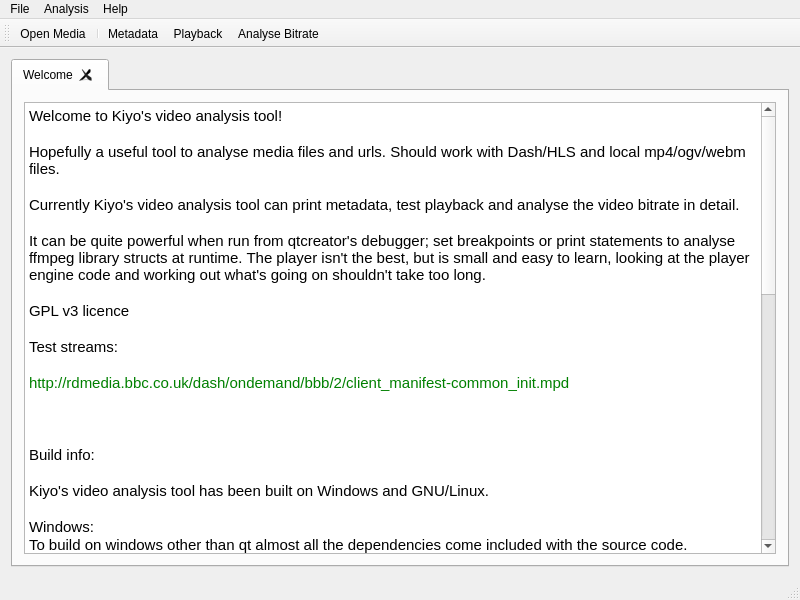
The window that src/qtWidgets/mainWindow.ui (kiyoMatsui/kiyosVideoAnalysisTool) describes before a commit, drawn with Qt 5.
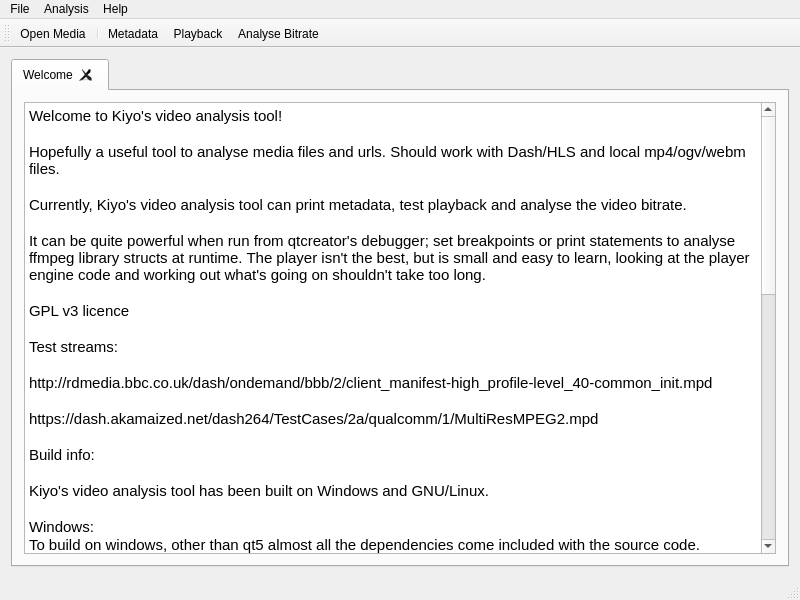
The same window after the commit. Icons and pictures are not drawn.

Patch:
```diff
--- a/src/qtWidgets/mainWindow.ui
+++ b/src/qtWidgets/mainWindow.ui
@@ -46,40 +46,40 @@
            <string>&lt;!DOCTYPE HTML PUBLIC &quot;-//W3C//DTD HTML 4.0//EN&quot; &quot;http://www.w3.org/TR/REC-html40/strict.dtd&quot;&gt;
 &lt;html&gt;&lt;head&gt;&lt;meta name=&quot;qrichtext&quot; content=&quot;1&quot; /&gt;&lt;style type=&quot;text/css&quot;&gt;
 p, li { white-space: pre-wrap; }
-&lt;/style&gt;&lt;/head&gt;&lt;body style=&quot; font-family:'Noto Sans'; font-size:10pt; font-weight:400; font-style:normal;&quot;&gt;
+&lt;/style&gt;&lt;/head&gt;&lt;body style=&quot; font-family:'MS Shell Dlg 2'; font-size:8.1pt; font-weight:400; font-style:normal;&quot;&gt;
 &lt;p style=&quot; margin-top:0px; margin-bottom:0px; margin-left:0px; margin-right:0px; -qt-block-indent:0; text-indent:0px;&quot;&gt;&lt;span style=&quot; font-family:'Ubuntu'; font-size:11pt;&quot;&gt;Welcome to Kiyo's video analysis tool!&lt;/span&gt;&lt;/p&gt;
 &lt;p style=&quot;-qt-paragraph-type:empty; margin-top:0px; margin-bottom:0px; margin-left:0px; margin-right:0px; -qt-block-indent:0; text-indent:0px; font-family:'Ubuntu'; font-size:11pt;&quot;&gt;&lt;br /&gt;&lt;/p&gt;
 &lt;p style=&quot; margin-top:0px; margin-bottom:0px; margin-left:0px; margin-right:0px; -qt-block-indent:0; text-indent:0px;&quot;&gt;&lt;span style=&quot; font-family:'Ubuntu'; font-size:11pt;&quot;&gt;Hopefully a useful tool to analyse media files and urls. Should work with Dash/HLS and local mp4/ogv/webm files.&lt;/span&gt;&lt;/p&gt;
 &lt;p style=&quot;-qt-paragraph-type:empty; margin-top:0px; margin-bottom:0px; margin-left:0px; margin-right:0px; -qt-block-indent:0; text-indent:0px; font-family:'Ubuntu'; font-size:11pt;&quot;&gt;&lt;br /&gt;&lt;/p&gt;
-&lt;p style=&quot; margin-top:0px; margin-bottom:0px; margin-left:0px; margin-right:0px; -qt-block-indent:0; text-indent:0px;&quot;&gt;&lt;span style=&quot; font-family:'Ubuntu'; font-size:11pt;&quot;&gt;Currently Kiyo's video analysis tool can print metadata, test playback and analyse the video bitrate in detail.&lt;/span&gt;&lt;/p&gt;
+&lt;p style=&quot; margin-top:0px; margin-bottom:0px; margin-left:0px; margin-right:0px; -qt-block-indent:0; text-indent:0px;&quot;&gt;&lt;span style=&quot; font-family:'Ubuntu'; font-size:11pt;&quot;&gt;Currently, Kiyo's video analysis tool can print metadata, test playback and analyse the video bitrate.&lt;/span&gt;&lt;/p&gt;
 &lt;p style=&quot;-qt-paragraph-type:empty; margin-top:0px; margin-bottom:0px; margin-left:0px; margin-right:0px; -qt-block-indent:0; text-indent:0px; font-family:'Ubuntu'; font-size:11pt;&quot;&gt;&lt;br /&gt;&lt;/p&gt;
 &lt;p style=&quot; margin-top:0px; margin-bottom:0px; margin-left:0px; margin-right:0px; -qt-block-indent:0; text-indent:0px;&quot;&gt;&lt;span style=&quot; font-family:'Ubuntu'; font-size:11pt;&quot;&gt;It can be quite powerful when run from qtcreator's debugger; set breakpoints or print statements to analyse ffmpeg library structs at runtime. The player isn't the best, but is small and easy to learn, looking at the player engine code and working out what's going on shouldn't take too long.&lt;/span&gt;&lt;/p&gt;
 &lt;p style=&quot;-qt-paragraph-type:empty; margin-top:0px; margin-bottom:0px; margin-left:0px; margin-right:0px; -qt-block-indent:0; text-indent:0px; font-family:'Ubuntu'; font-size:11pt;&quot;&gt;&lt;br /&gt;&lt;/p&gt;
 &lt;p style=&quot; margin-top:0px; margin-bottom:0px; margin-left:0px; margin-right:0px; -qt-block-indent:0; text-indent:0px;&quot;&gt;&lt;span style=&quot; font-family:'Ubuntu'; font-size:11pt;&quot;&gt;GPL v3 licence&lt;/span&gt;&lt;/p&gt;
 &lt;p style=&quot;-qt-paragraph-type:empty; margin-top:0px; margin-bottom:0px; margin-left:0px; margin-right:0px; -qt-block-indent:0; text-indent:0px; font-family:'Ubuntu'; font-size:11pt;&quot;&gt;&lt;br /&gt;&lt;/p&gt;
 &lt;p style=&quot; margin-top:0px; margin-bottom:0px; margin-left:0px; margin-right:0px; -qt-block-indent:0; text-indent:0px;&quot;&gt;&lt;span style=&quot; font-family:'Ubuntu'; font-size:11pt;&quot;&gt;Test streams:&lt;/span&gt;&lt;/p&gt;
-&lt;p style=&quot;-qt-paragraph-type:empty; margin-top:0px; margin-bottom:0px; margin-left:0px; margin-right:0px; -qt-block-indent:0; text-indent:0px; font-family:'Ubuntu'; font-size:11pt; color:#008000;&quot;&gt;&lt;br /&gt;&lt;/p&gt;
-&lt;p style=&quot; margin-top:0px; margin-bottom:0px; margin-left:0px; margin-right:0px; -qt-block-indent:0; text-indent:0px;&quot;&gt;&lt;span style=&quot; font-family:'Ubuntu'; font-size:11pt; color:#008000;&quot;&gt;http://rdmedia.bbc.co.uk/dash/ondemand/bbb/2/client_manifest-common_init.mpd&lt;/span&gt;&lt;/p&gt;
-&lt;p style=&quot;-qt-paragraph-type:empty; margin-top:0px; margin-bottom:0px; margin-left:0px; margin-right:0px; -qt-block-indent:0; text-indent:0px; font-family:'Ubuntu'; font-size:11pt; color:#008000;&quot;&gt;&lt;br /&gt;&lt;/p&gt;
-&lt;p style=&quot;-qt-paragraph-type:empty; margin-top:0px; margin-bottom:0px; margin-left:0px; margin-right:0px; -qt-block-indent:0; text-indent:0px; font-family:'Ubuntu'; font-size:11pt; color:#008000;&quot;&gt;&lt;br /&gt;&lt;/p&gt;
+&lt;p style=&quot;-qt-paragraph-type:empty; margin-top:0px; margin-bottom:0px; margin-left:0px; margin-right:0px; -qt-block-indent:0; text-indent:0px; font-family:'Ubuntu'; font-size:11pt;&quot;&gt;&lt;br /&gt;&lt;/p&gt;
+&lt;p style=&quot; margin-top:0px; margin-bottom:0px; margin-left:0px; margin-right:0px; -qt-block-indent:0; text-indent:0px;&quot;&gt;&lt;span style=&quot; font-family:'Ubuntu'; font-size:11pt;&quot;&gt;http://rdmedia.bbc.co.uk/dash/ondemand/bbb/2/client_manifest-high_profile-level_40-common_init.mpd&lt;/span&gt;&lt;/p&gt;
+&lt;p style=&quot;-qt-paragraph-type:empty; margin-top:0px; margin-bottom:0px; margin-left:0px; margin-right:0px; -qt-block-indent:0; text-indent:0px; font-family:'Ubuntu'; font-size:11pt;&quot;&gt;&lt;br /&gt;&lt;/p&gt;
+&lt;p style=&quot; margin-top:0px; margin-bottom:0px; margin-left:0px; margin-right:0px; -qt-block-indent:0; text-indent:0px;&quot;&gt;&lt;span style=&quot; font-family:'Ubuntu'; font-size:11pt;&quot;&gt;https://dash.akamaized.net/dash264/TestCases/2a/qualcomm/1/MultiResMPEG2.mpd&lt;/span&gt;&lt;/p&gt;
 &lt;p style=&quot;-qt-paragraph-type:empty; margin-top:0px; margin-bottom:0px; margin-left:0px; margin-right:0px; -qt-block-indent:0; text-indent:0px; font-family:'Ubuntu'; font-size:11pt; color:#008000;&quot;&gt;&lt;br /&gt;&lt;/p&gt;
 &lt;p style=&quot; margin-top:0px; margin-bottom:0px; margin-left:0px; margin-right:0px; -qt-block-indent:0; text-indent:0px;&quot;&gt;&lt;span style=&quot; font-family:'Ubuntu'; font-size:11pt;&quot;&gt;Build info:&lt;/span&gt;&lt;/p&gt;
 &lt;p style=&quot;-qt-paragraph-type:empty; margin-top:0px; margin-bottom:0px; margin-left:0px; margin-right:0px; -qt-block-indent:0; text-indent:0px; font-family:'Ubuntu'; font-size:11pt;&quot;&gt;&lt;br /&gt;&lt;/p&gt;
 &lt;p style=&quot; margin-top:0px; margin-bottom:0px; margin-left:0px; margin-right:0px; -qt-block-indent:0; text-indent:0px;&quot;&gt;&lt;span style=&quot; font-family:'Ubuntu'; font-size:11pt;&quot;&gt;Kiyo's video analysis tool has been built on Windows and GNU/Linux.&lt;/span&gt;&lt;/p&gt;
 &lt;p style=&quot;-qt-paragraph-type:empty; margin-top:0px; margin-bottom:0px; margin-left:0px; margin-right:0px; -qt-block-indent:0; text-indent:0px; font-family:'Ubuntu'; font-size:11pt;&quot;&gt;&lt;br /&gt;&lt;/p&gt;
 &lt;p style=&quot; margin-top:0px; margin-bottom:0px; margin-left:0px; margin-right:0px; -qt-block-indent:0; text-indent:0px;&quot;&gt;&lt;span style=&quot; font-family:'Ubuntu'; font-size:11pt;&quot;&gt;Windows:&lt;/span&gt;&lt;/p&gt;
-&lt;p style=&quot; margin-top:0px; margin-bottom:0px; margin-left:0px; margin-right:0px; -qt-block-indent:0; text-indent:0px;&quot;&gt;&lt;span style=&quot; font-family:'Ubuntu'; font-size:11pt;&quot;&gt;To build on windows other than qt almost all the dependencies come included with the source code.&lt;/span&gt;&lt;/p&gt;
+&lt;p style=&quot; margin-top:0px; margin-bottom:0px; margin-left:0px; margin-right:0px; -qt-block-indent:0; text-indent:0px;&quot;&gt;&lt;span style=&quot; font-family:'Ubuntu'; font-size:11pt;&quot;&gt;To build on windows, other than qt5 almost all the dependencies come included with the source code.&lt;/span&gt;&lt;/p&gt;
 &lt;p style=&quot; margin-top:0px; margin-bottom:0px; margin-left:0px; margin-right:0px; -qt-block-indent:0; text-indent:0px;&quot;&gt;&lt;span style=&quot; font-family:'Ubuntu'; font-size:11pt;&quot;&gt;Boost and qcustomplot are included in the thirdParty folder, you shouldn't have to do anything here...&lt;/span&gt;&lt;/p&gt;
-&lt;p style=&quot; margin-top:0px; margin-bottom:0px; margin-left:0px; margin-right:0px; -qt-block-indent:0; text-indent:0px;&quot;&gt;&lt;span style=&quot; font-family:'Ubuntu'; font-size:11pt;&quot;&gt;Included in thirdParty are the ffmpeg windows dlls in a zip folder this should be copied and pasted into your qt installation. &lt;/span&gt;&lt;/p&gt;
+&lt;p style=&quot; margin-top:0px; margin-bottom:0px; margin-left:0px; margin-right:0px; -qt-block-indent:0; text-indent:0px;&quot;&gt;&lt;span style=&quot; font-family:'Ubuntu'; font-size:11pt;&quot;&gt;In the thirdParty directory there is a zip folder of the ffmpeg windows dlls. This can be copied and pasted into your qt5 installation. &lt;/span&gt;&lt;/p&gt;
 &lt;p style=&quot; margin-top:0px; margin-bottom:0px; margin-left:0px; margin-right:0px; -qt-block-indent:0; text-indent:0px;&quot;&gt;&lt;span style=&quot; font-family:'Ubuntu'; font-size:11pt;&quot;&gt;For example, copy the dlls here (defualt qt installation path: C:\Qt\5.12.6\mingw73_64\bin) then open the pro file in qtcreator.&lt;/span&gt;&lt;/p&gt;
 &lt;p style=&quot; margin-top:0px; margin-bottom:0px; margin-left:0px; margin-right:0px; -qt-block-indent:0; text-indent:0px;&quot;&gt;&lt;span style=&quot; font-family:'Ubuntu'; font-size:11pt;&quot;&gt;Thats it!&lt;/span&gt;&lt;/p&gt;
 &lt;p style=&quot;-qt-paragraph-type:empty; margin-top:0px; margin-bottom:0px; margin-left:0px; margin-right:0px; -qt-block-indent:0; text-indent:0px; font-family:'Ubuntu'; font-size:11pt;&quot;&gt;&lt;br /&gt;&lt;/p&gt;
 &lt;p style=&quot; margin-top:0px; margin-bottom:0px; margin-left:0px; margin-right:0px; -qt-block-indent:0; text-indent:0px;&quot;&gt;&lt;span style=&quot; font-family:'Ubuntu'; font-size:11pt;&quot;&gt;GNU/Linux:&lt;/span&gt;&lt;/p&gt;
-&lt;p style=&quot; margin-top:0px; margin-bottom:0px; margin-left:0px; margin-right:0px; -qt-block-indent:0; text-indent:0px;&quot;&gt;&lt;span style=&quot; font-family:'Ubuntu'; font-size:11pt;&quot;&gt;Like windows you only really have to build and install ffmpeg as the other dependencies come with the source code. (use the package manager to install qt5)&lt;/span&gt;&lt;/p&gt;
-&lt;p style=&quot; margin-top:0px; margin-bottom:0px; margin-left:0px; margin-right:0px; -qt-block-indent:0; text-indent:0px;&quot;&gt;&lt;span style=&quot; font-family:'Ubuntu'; font-size:11pt;&quot;&gt;Once ffmpeg si builts and installed the pkg_config should do the rest. ffmpeg version 4.2.1 or greater is required.&lt;/span&gt;&lt;/p&gt;
-&lt;p style=&quot; margin-top:0px; margin-bottom:0px; margin-left:0px; margin-right:0px; -qt-block-indent:0; text-indent:0px;&quot;&gt;&lt;span style=&quot; font-family:'Ubuntu'; font-size:11pt;&quot;&gt;Building with CMake is also supported, version greater than 3.1 is required.&lt;/span&gt;&lt;/p&gt;
+&lt;p style=&quot; margin-top:0px; margin-bottom:0px; margin-left:0px; margin-right:0px; -qt-block-indent:0; text-indent:0px;&quot;&gt;&lt;span style=&quot; font-family:'Ubuntu'; font-size:11pt;&quot;&gt;Like windows you only really have to build and install ffmpeg as the other dependencies come with the source code (use the package manager to install qt5).&lt;/span&gt;&lt;/p&gt;
+&lt;p style=&quot; margin-top:0px; margin-bottom:0px; margin-left:0px; margin-right:0px; -qt-block-indent:0; text-indent:0px;&quot;&gt;&lt;span style=&quot; font-family:'Ubuntu'; font-size:11pt;&quot;&gt;Once ffmpeg is built and installed the pkg_config should do the rest. ffmpeg version 4.2.1 or greater was tested so that version is probably required.&lt;/span&gt;&lt;/p&gt;
+&lt;p style=&quot; margin-top:0px; margin-bottom:0px; margin-left:0px; margin-right:0px; -qt-block-indent:0; text-indent:0px;&quot;&gt;&lt;span style=&quot; font-family:'Ubuntu'; font-size:11pt;&quot;&gt;Building with CMake is also supported, CMake version greater than 3.1 is required.&lt;/span&gt;&lt;/p&gt;
 &lt;p style=&quot;-qt-paragraph-type:empty; margin-top:0px; margin-bottom:0px; margin-left:0px; margin-right:0px; -qt-block-indent:0; text-indent:0px; font-family:'Ubuntu'; font-size:11pt;&quot;&gt;&lt;br /&gt;&lt;/p&gt;
-&lt;p style=&quot; margin-top:0px; margin-bottom:0px; margin-left:0px; margin-right:0px; -qt-block-indent:0; text-indent:0px;&quot;&gt;&lt;span style=&quot; font-family:'Ubuntu'; font-size:11pt;&quot;&gt;ffmpeg 4.2.1 build instructions on ubuntu (tested on 18.04):&lt;/span&gt;&lt;/p&gt;
+&lt;p style=&quot; margin-top:0px; margin-bottom:0px; margin-left:0px; margin-right:0px; -qt-block-indent:0; text-indent:0px;&quot;&gt;&lt;span style=&quot; font-family:'Ubuntu'; font-size:11pt;&quot;&gt;ffmpeg 4.2.1 build instructions with ubuntu (tested on 18.04) are as follows:&lt;/span&gt;&lt;/p&gt;
 &lt;p style=&quot;-qt-paragraph-type:empty; margin-top:0px; margin-bottom:0px; margin-left:0px; margin-right:0px; -qt-block-indent:0; text-indent:0px; font-family:'Ubuntu'; font-size:11pt;&quot;&gt;&lt;br /&gt;&lt;/p&gt;
 &lt;p style=&quot; margin-top:0px; margin-bottom:0px; margin-left:0px; margin-right:0px; -qt-block-indent:0; text-indent:0px;&quot;&gt;&lt;span style=&quot; font-family:'Ubuntu'; font-size:11pt;&quot;&gt;sudo apt install libavc1394-dev nasm libchromaprint-dev libbluray-dev libbs2b-dev libcaca-dev libdc1394-22-dev libflite1 frei0r-plugins-dev libshine-dev libsnappy-dev libgsm1-dev libgnutls28-dev libmysofa-dev libopenjp2-7-dev libopenmpt-dev librsvg2-dev ladspa-sdk librubberband-dev libsoxr-dev libssh-dev speex libspeex-dev libiec61883-dev libtheora-dev libtwolame-dev libwavpack-dev libwebp-dev libxvidcore-dev libzmq3-dev libass-dev libdrm-dev libzvbi-dev libopenal-dev libomxil-bellagio-dev libgme-dev libmp3lame-dev libopus-dev libpulse-dev libvpx-dev libx264-dev libx265-dev libnuma-dev libfdk-aac-dev libgl1-mesa-dev libsdl2-dev libopencore-amrnb-dev libbamf3-dev&lt;/span&gt;&lt;/p&gt;
 &lt;p style=&quot;-qt-paragraph-type:empty; margin-top:0px; margin-bottom:0px; margin-left:0px; margin-right:0px; -qt-block-indent:0; text-indent:0px; font-family:'Ubuntu'; font-size:11pt;&quot;&gt;&lt;br /&gt;&lt;/p&gt;
```
Left out of the diff: 2 changed lines with no effect on the pictures.
